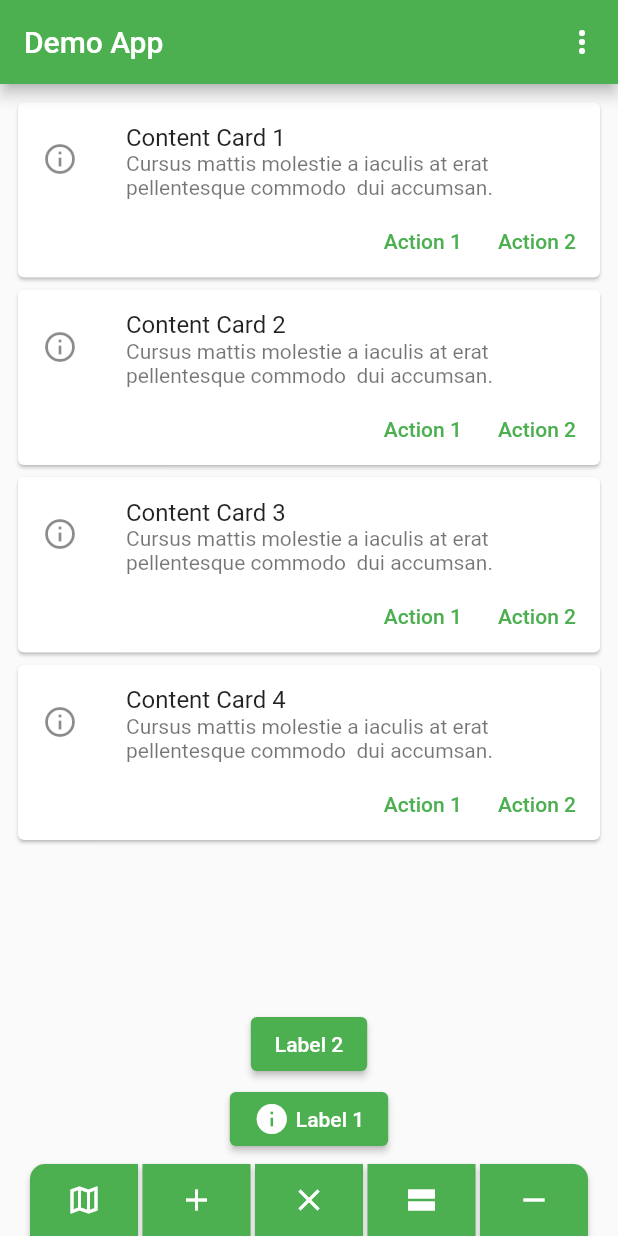
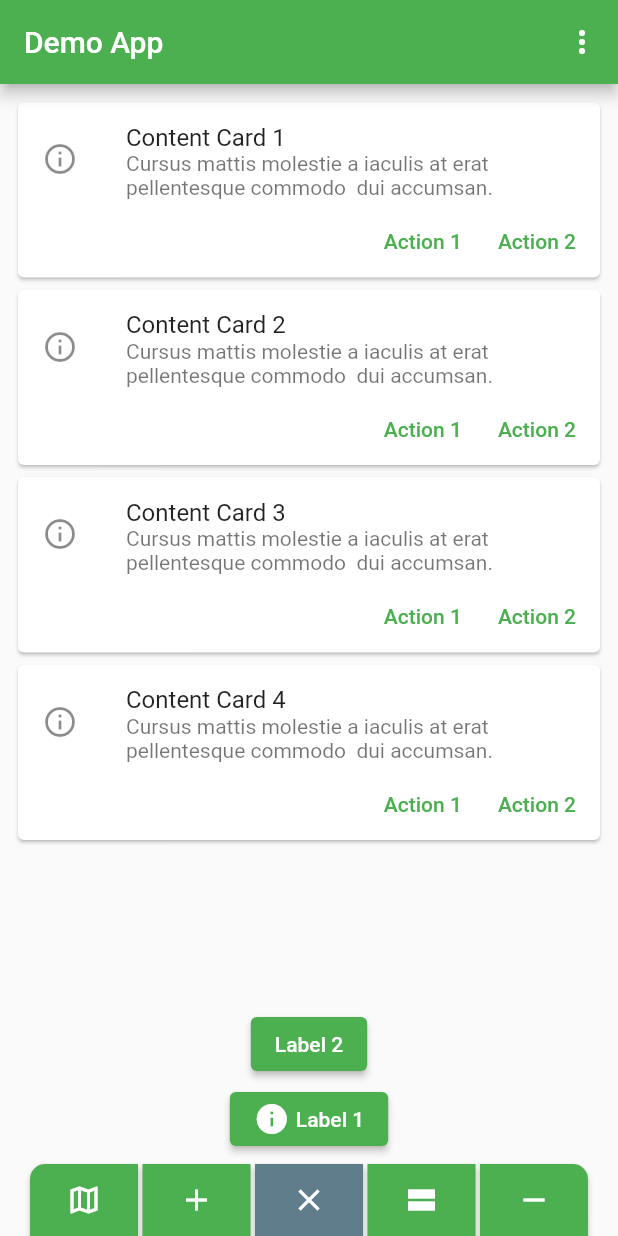
Before and after one commit to underwhelmingToaster/button_navigation_bar, a Flutter app: the screen it shows after launch, item 2 of the bottom bar chosen, after a tap on the "add" icon, after a tap on the "close" icon, on a phone screen of 412 x 824 dp. Run offline on Flutter 3.47's test engine with Material 2 defaults, Android fonts, the light colour scheme and no system bars.

Commit message:
added more configuration options for ButtonNavigationItem.expandable

```diff
--- a/example/lib/main.dart
+++ b/example/lib/main.dart
@@ -71,7 +71,16 @@ class _MyHomePageState extends State<MyHomePage> {
                   cardCounter++;
                 });
               }),
-          ButtonNavigationItem.expandable(icon: Icons.expand_less, children: [
+          ButtonNavigationItem.expandable(
+              expandableSpacing: 50.0,
+              verticalOffset: 50.0,
+              icon: Icons.expand_less,
+              collapseButton: ButtonNavigationItem(
+                  onPressed: () { },
+                  color: Colors.blueGrey,
+                  icon: Icons.close
+              ),
+              children: [
             ButtonNavigationExpandable(
               onPressed: () { },
               label: "Label 1",
--- a/lib/button_navigation_bar.dart
+++ b/lib/button_navigation_bar.dart
@@ -73,7 +73,9 @@ class _ButtonNavigationBarState extends State<ButtonNavigationBar> {
 /// [color] sets the color of the button. Buttons in the same menu can have different colors.
 /// [height] and [width] set the dimensions of the button. If left emtpy, height is 48 and with 72.
 /// [onPressed] sets the action of the button when pressed.
-/// [collapseButton] allows to customize the button which collapses the expanded buttons again.
+/// [collapseButton] allows to customize the button which collapses the expanded buttons again. onPressed of a widget is always overwritten when using it here.
+/// [expandableSpacing] can be used to define the spacing between the expandable buttons.
+/// [verticalOffset] can be used to define the spacing between the [ButtonNavigationItem] and the first expandable Item.
 
 class ButtonNavigationItem {
   final String? label;
@@ -84,6 +86,8 @@ class ButtonNavigationItem {
   final VoidCallback? onPressed;
   final List<Widget>? children;
   final ButtonNavigationItem? collapseButton;
+  final double expandableSpacing;
+  final double verticalOffset;
 
   ButtonNavigationItem({
     this.label,
@@ -94,7 +98,9 @@ class ButtonNavigationItem {
     required this.onPressed,
   }) :
     children = null,
-    collapseButton = null;
+    collapseButton = null,
+    expandableSpacing = 0,
+    verticalOffset = 0;
 
   ButtonNavigationItem.expandable({
     this.label,
@@ -103,6 +109,8 @@ class ButtonNavigationItem {
     this.height = 48,
     this.width = 72,
     required this.children,
-    this.collapseButton
+    this.collapseButton,
+    this.expandableSpacing = 50.0,
+    this.verticalOffset = 50.0
   }) : onPressed = null;
 }
--- a/lib/src/animation_controller.dart
+++ b/lib/src/animation_controller.dart
@@ -72,7 +72,7 @@ class _ExpandableRowChildButtonState extends State<ExpandableRowChildButton>
   @override
   Widget build(BuildContext context) {
     return SizedBox(
-      height: 300, // TODO Remove once done?
+      height: 300,
       child: Stack(
         alignment: Alignment.bottomCenter,
         clipBehavior: Clip.none,
@@ -87,10 +87,13 @@ class _ExpandableRowChildButtonState extends State<ExpandableRowChildButton>
     );
   }
 
+  /// Builds the button which gets displayed when the expandable button gets clicked. Clicking this button will close the expandable again.
   Widget _buildTapToCloseFab(ButtonNavigationItem item, int position, int navBarLength, BorderRadius borderRadius) {
     ButtonNavigationItem? collapseButton = item.collapseButton;
     if(collapseButton == null) {
       collapseButton = new ButtonNavigationItem(onPressed: _toggle, icon: Icons.close); // Defining the default collapse button
+    } else {
+      collapseButton = new ButtonNavigationItem(onPressed: _toggle, icon: collapseButton.icon, color: collapseButton.color, width: collapseButton.width, height: collapseButton.height, label: collapseButton.label); // Overriding the onPressed parameter
     }
     return NavBarBuilder().buildRowChildButton(collapseButton, position, navBarLength, borderRadius);
   }
@@ -99,7 +102,7 @@ class _ExpandableRowChildButtonState extends State<ExpandableRowChildButton>
   List<Widget> _buildExpandingActionButtons() {
     final children = <Widget>[];
     final count = widget.children.length;
-    final step = 50;
+    final step = widget.item.expandableSpacing;
     for (var i = 0;
         i < count;
         i++) {
--- a/lib/src/builder.dart
+++ b/lib/src/builder.dart
@@ -44,7 +44,7 @@ class NavBarBuilder {
       int position, int navBarLength, BorderRadius borderRadius) {
     return SizedBox(
       child: ExpandableRowChildButton(
-        distance: 50.0,
+        distance: item.verticalOffset,
         children: item.children!,
         borderRadius: borderRadius,
         navBarLength: navBarLength,
```
